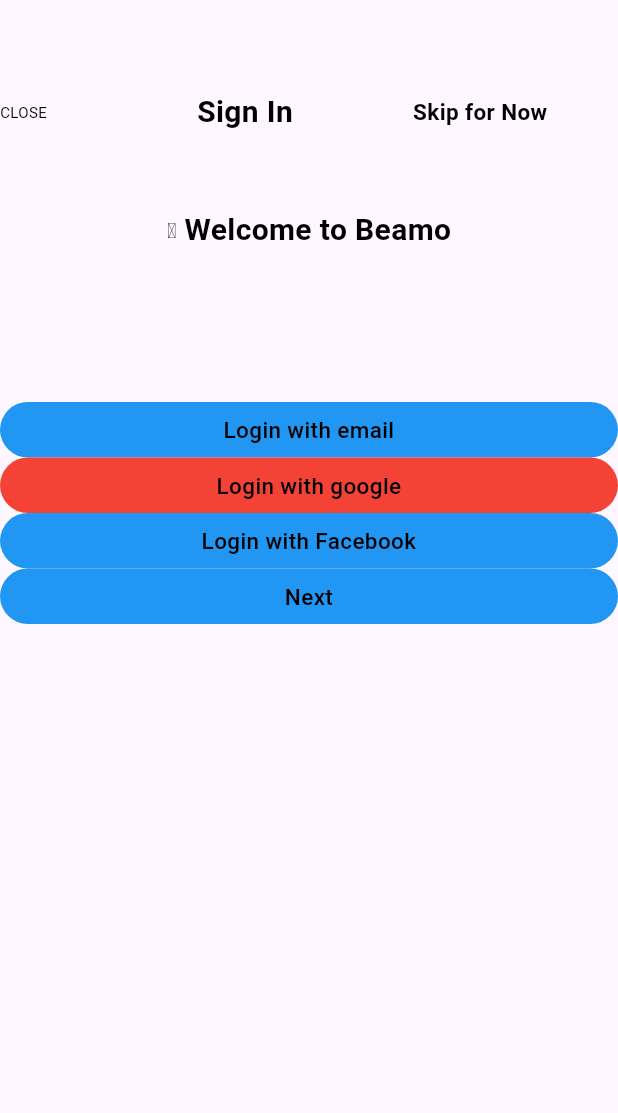
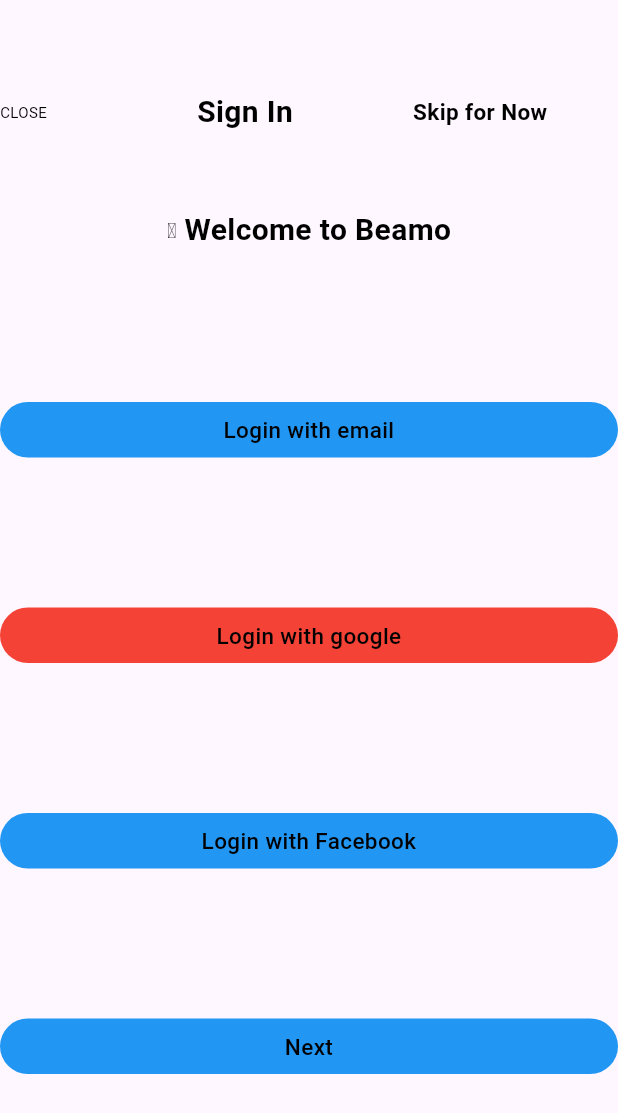
Before and after one commit to morggyogola/login_screen, a Flutter app: the screen it shows after launch, on a phone screen of 412 x 824 dp. Shown: the top 1113 px of the screen. Run offline on Flutter 3.47's test engine with Material 3 defaults, Android fonts, the phone set to English and light mode, and no system bars; Roboto replaces fonts that are missing (Montserrat).

Commit message:
Added bit of styling

```diff
--- a/lib/pages/login_page.dart
+++ b/lib/pages/login_page.dart
@@ -9,6 +9,7 @@ class LoginPage extends StatelessWidget {
   @override
   Widget build(BuildContext context) {
     return const Scaffold(
+
         body: Padding(
       padding: EdgeInsets.only(top: 60.0),
       child: Column(
@@ -79,8 +80,9 @@ class LoginPage extends StatelessWidget {
             color: Colors.blue,
             radius: 100,
             width: 700,
-            borderColor: Colors.greenAccent,
+            borderColor: Colors.greenAccent, icon:Icons.mail,
           ),
+          SizedBox(height: 100,),
           ButtonWidget(
             widget: TextWidget(
                 text: "Login with google",
@@ -92,8 +94,9 @@ class LoginPage extends StatelessWidget {
             color: Colors.red,
             radius: 100,
             width: 700,
-            borderColor: Colors.greenAccent,
+            borderColor: Colors.greenAccent, icon:Icons.g_mobiledata,
           ),
+          SizedBox(height: 100,),
           ButtonWidget(
             widget: TextWidget(
                 text: "Login with Facebook",
@@ -105,10 +108,12 @@ class LoginPage extends StatelessWidget {
             color: Colors.blue,
             radius: 100,
             width: 700,
-            borderColor: Colors.greenAccent,
+            borderColor: Colors.greenAccent, icon: Icons.facebook,
           ),
+          SizedBox(height: 100,),
           ButtonWidget(
             widget: TextWidget(
+
                 text: "Next",
                 fontWeight: FontWeight.w500,
                 fontSize: 15,
@@ -123,6 +128,10 @@ class LoginPage extends StatelessWidget {
 
         ],
       ),
-    ));
+
+    )
+
+    );
+
   }
 }
--- a/lib/widgets/button_widget.dart
+++ b/lib/widgets/button_widget.dart
@@ -8,8 +8,9 @@ class ButtonWidget extends StatelessWidget {
   final double radius;
   final double width;
   final Color borderColor;
+  final icon;
 
-  const ButtonWidget({super.key,  required this.widget, required this.color, required this.radius, required this.width, required this.borderColor});
+  const ButtonWidget({super.key,  required this.widget, required this.color, required this.radius, required this.width, required this.borderColor, this.icon});
 
   @override
   Widget build(BuildContext context) {
```
